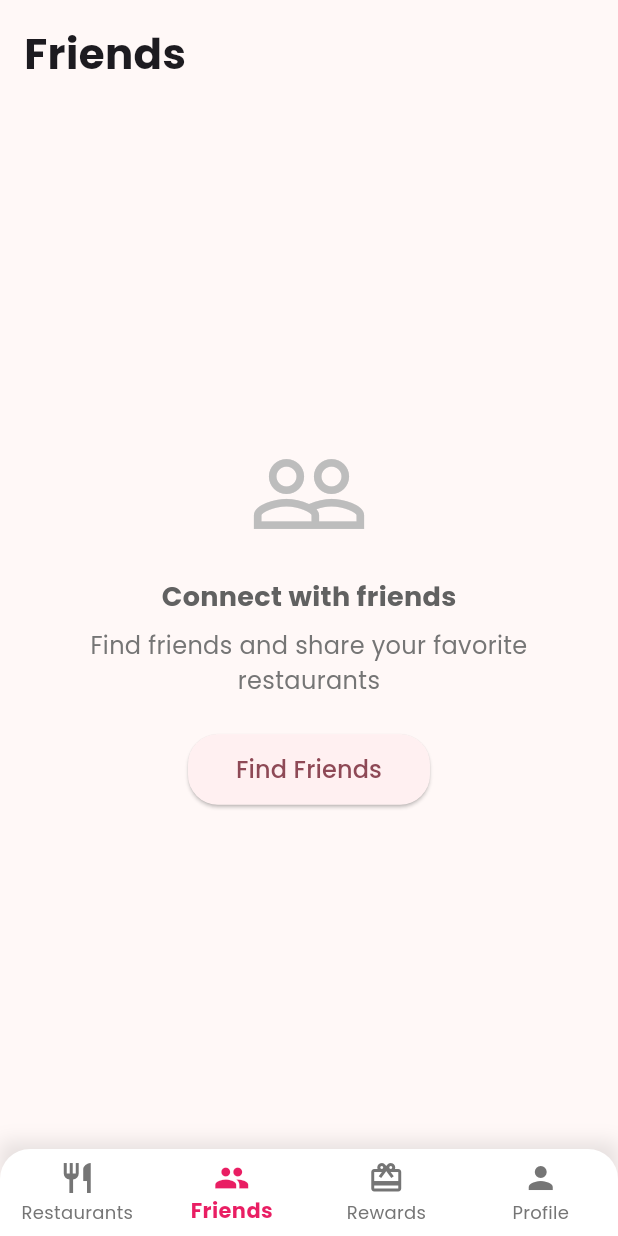
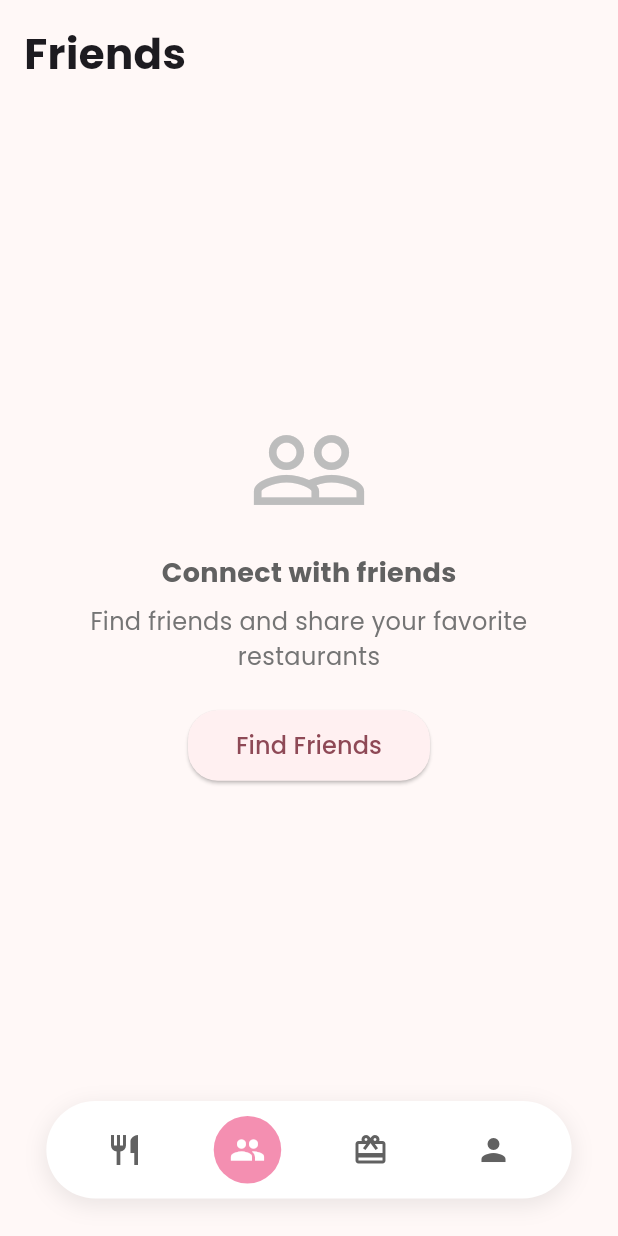
Before and after one commit to vanxh/uzzout, a Flutter app: the screen it shows once a user with an empty profile is signed in, item 2 of the bottom bar chosen, on a phone screen of 412 x 824 dp. Run offline on Flutter 3.47's test engine with Material 3 defaults, Android fonts, the phone set to English and light mode, and no system bars; our stand-ins replace flutter_svg, geocoding, geolocator, get, google_fonts, google_sign_in and 2 more; accounts and stored records are empty; network calls fail.

Commit message:
update bottom bar

```diff
--- a/lib/app/pages/main_page.dart
+++ b/lib/app/pages/main_page.dart
@@ -1,6 +1,7 @@
 import 'package:flutter/material.dart';
 import 'package:get/get.dart';
 import '../controllers/navigation_controller.dart';
+import '../widgets/fluid_bottom_bar.dart';
 import 'restaurants_page.dart';
 import 'friends_page.dart';
 import 'profile_page.dart';
@@ -11,6 +12,8 @@
 
   @override
   Widget build(BuildContext context) {
+    final themeColor = Colors.pink.shade200;
+
     final navigationController = Get.put(NavigationController());
 
     final pages = [
@@ -21,58 +24,25 @@
     ];
 
     return Scaffold(
+      extendBody: true,
       body: Obx(
         () => IndexedStack(
           index: navigationController.currentIndex.value,
           children: pages,
         ),
       ),
-      bottomNavigationBar: Obx(
-        () => Container(
-          decoration: BoxDecoration(
-            boxShadow: [
-              BoxShadow(
-                color: Colors.black.withValues(alpha: .1),
-                blurRadius: 10,
-                offset: const Offset(0, -5),
-              ),
-            ],
-          ),
-          child: ClipRRect(
-            borderRadius: const BorderRadius.only(
-              topLeft: Radius.circular(20),
-              topRight: Radius.circular(20),
-            ),
-            child: BottomNavigationBar(
-              currentIndex: navigationController.currentIndex.value,
-              onTap: navigationController.changePage,
-              backgroundColor: Colors.white,
-              selectedItemColor: Colors.pink,
-              unselectedItemColor: Colors.grey.shade600,
-              selectedLabelStyle: const TextStyle(fontWeight: FontWeight.bold),
-              type: BottomNavigationBarType.fixed,
-              elevation: 0,
-              items: const [
-                BottomNavigationBarItem(
-                  icon: Icon(Icons.restaurant),
-                  label: 'Restaurants',
-                ),
-                BottomNavigationBarItem(
-                  icon: Icon(Icons.people),
-                  label: 'Friends',
-                ),
-                BottomNavigationBarItem(
-                  icon: Icon(Icons.card_giftcard),
-                  label: 'Rewards',
-                ),
-                BottomNavigationBarItem(
-                  icon: Icon(Icons.person),
-                  label: 'Profile',
-                ),
-              ],
-            ),
-          ),
-        ),
+      bottomNavigationBar: FluidBottomBar(
+        controller: navigationController,
+        backgroundColor: Colors.white,
+        selectedIconColor: Colors.white,
+        unselectedIconColor: Colors.grey.shade700,
+        selectedBackgroundColor: themeColor,
+        items: const [
+          FluidNavBarItem(icon: Icons.restaurant, label: 'Restaurants'),
+          FluidNavBarItem(icon: Icons.people, label: 'Friends'),
+          FluidNavBarItem(icon: Icons.card_giftcard, label: 'Rewards'),
+          FluidNavBarItem(icon: Icons.person, label: 'Profile'),
+        ],
       ),
     );
   }
--- /dev/null
+++ b/lib/app/widgets/fluid_bottom_bar.dart
@@ -0,0 +1,102 @@
+import 'package:flutter/material.dart';
+import 'package:flutter/services.dart';
+import 'package:get/get.dart';
+import '../controllers/navigation_controller.dart';
+
+class FluidBottomBar extends StatelessWidget {
+  final NavigationController controller;
+  final List<FluidNavBarItem> items;
+  final Color? backgroundColor;
+  final Color? selectedIconColor;
+  final Color? unselectedIconColor;
+  final Color? selectedBackgroundColor;
+
+  const FluidBottomBar({
+    super.key,
+    required this.controller,
+    required this.items,
+    this.backgroundColor = Colors.white,
+    this.selectedIconColor = Colors.white,
+    this.unselectedIconColor = Colors.grey,
+    this.selectedBackgroundColor = Colors.pink,
+  });
+
+  @override
+  Widget build(BuildContext context) {
+    final screenWidth = MediaQuery.of(context).size.width;
+
+    return Container(
+      height: 90,
+      alignment: Alignment.topCenter,
+      child: Container(
+        height: 65,
+        width: screenWidth * 0.85,
+        margin: const EdgeInsets.only(bottom: 20),
+        decoration: BoxDecoration(
+          color: backgroundColor,
+          borderRadius: BorderRadius.circular(50),
+          boxShadow: [
+            BoxShadow(
+              color: Colors.black.withValues(alpha: 0.08),
+              blurRadius: 12,
+              spreadRadius: 1,
+              offset: const Offset(0, 4),
+            ),
+          ],
+        ),
+        child: Row(
+          mainAxisAlignment: MainAxisAlignment.spaceEvenly,
+          children: List.generate(
+            items.length,
+            (index) => _buildNavItem(index, context),
+          ),
+        ),
+      ),
+    );
+  }
+
+  Widget _buildNavItem(int index, BuildContext context) {
+    return Obx(() {
+      final isSelected = controller.currentIndex.value == index;
+
+      return InkWell(
+        onTap: () {
+          HapticFeedback.lightImpact();
+          controller.changePage(index);
+        },
+        customBorder: const CircleBorder(),
+        child: SizedBox(
+          width: 60,
+          height: 60,
+          child: Center(
+            child: AnimatedContainer(
+              duration: const Duration(milliseconds: 300),
+              curve: Curves.easeOutBack,
+              width: isSelected ? 45 : 40,
+              height: isSelected ? 45 : 40,
+              decoration: BoxDecoration(
+                color:
+                    isSelected ? selectedBackgroundColor : Colors.transparent,
+                shape: BoxShape.circle,
+              ),
+              child: Center(
+                child: Icon(
+                  items[index].icon,
+                  color: isSelected ? selectedIconColor : unselectedIconColor,
+                  size: 24,
+                ),
+              ),
+            ),
+          ),
+        ),
+      );
+    });
+  }
+}
+
+class FluidNavBarItem {
+  final IconData icon;
+  final String label;
+
+  const FluidNavBarItem({required this.icon, required this.label});
+}
```
